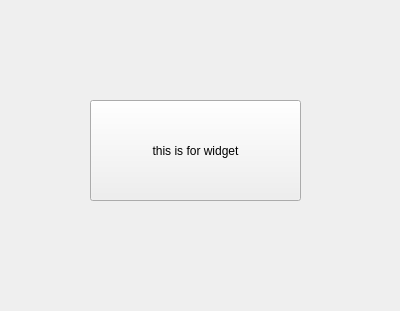
Above: QT/First_Demo/src/widget_demo.ui from MTsocute/Note before the change. Below: the same form after it.
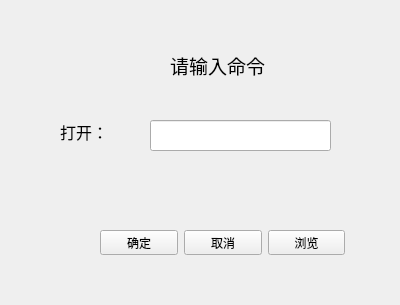
That is the form after the change.

```diff
--- a/QT/First_Demo/src/widget_demo.ui
+++ b/QT/First_Demo/src/widget_demo.ui
@@ -7,25 +7,93 @@
     <x>0</x>
     <y>0</y>
     <width>400</width>
-    <height>311</height>
+    <height>305</height>
    </rect>
   </property>
   <property name="windowTitle">
    <string>widget_demo</string>
   </property>
-  <widget class="QPushButton" name="pushButton">
+  <widget class="QLabel" name="label">
    <property name="geometry">
     <rect>
-     <x>90</x>
-     <y>100</y>
-     <width>211</width>
-     <height>101</height>
+     <x>170</x>
+     <y>50</y>
+     <width>121</width>
+     <height>31</height>
     </rect>
    </property>
+   <property name="font">
+    <font>
+     <family>Microsoft YaHei</family>
+     <pointsize>14</pointsize>
+    </font>
+   </property>
    <property name="text">
-    <string>this is for widget</string>
+    <string>请输入命令</string>
    </property>
   </widget>
+  <widget class="QLabel" name="label_2">
+   <property name="geometry">
+    <rect>
+     <x>60</x>
+     <y>120</y>
+     <width>52</width>
+     <height>21</height>
+    </rect>
+   </property>
+   <property name="font">
+    <font>
+     <family>Microsoft YaHei</family>
+     <pointsize>12</pointsize>
+    </font>
+   </property>
+   <property name="text">
+    <string>&lt;html&gt;&lt;head/&gt;&lt;body&gt;&lt;p&gt;打开：&lt;/p&gt;&lt;/body&gt;&lt;/html&gt;</string>
+   </property>
+  </widget>
+  <widget class="QLineEdit" name="cmdLineEdit">
+   <property name="geometry">
+    <rect>
+     <x>150</x>
+     <y>120</y>
+     <width>181</width>
+     <height>31</height>
+    </rect>
+   </property>
+  </widget>
+  <widget class="QWidget" name="">
+   <property name="geometry">
+    <rect>
+     <x>100</x>
+     <y>230</y>
+     <width>245</width>
+     <height>25</height>
+    </rect>
+   </property>
+   <layout class="QHBoxLayout" name="horizontalLayout">
+    <item>
+     <widget class="QPushButton" name="commitButton">
+      <property name="text">
+       <string>确定</string>
+      </property>
+     </widget>
+    </item>
+    <item>
+     <widget class="QPushButton" name="cancelButton">
+      <property name="text">
+       <string>取消</string>
+      </property>
+     </widget>
+    </item>
+    <item>
+     <widget class="QPushButton" name="brosewButton">
+      <property name="text">
+       <string>浏览</string>
+      </property>
+     </widget>
+    </item>
+   </layout>
+  </widget>
  </widget>
  <resources/>
  <connections/>
```
